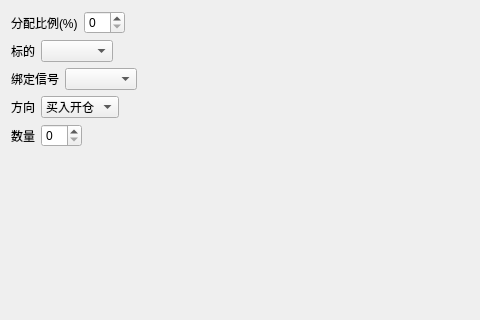
Above: ui/backtest_option_underlying.ui from fj11/backtesters before the change; both pictures show x 0 to 480 and y 0 to 320 of the 640 by 480 pixel window. Below: the same form after it.
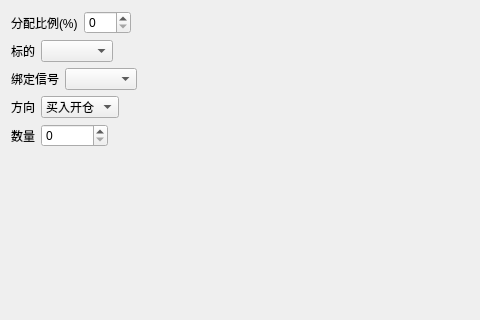
That is the form after the change.

Patch:
```diff
--- a/ui/backtest_option_underlying.ui
+++ b/ui/backtest_option_underlying.ui
@@ -24,7 +24,11 @@
       </widget>
      </item>
      <item>
-      <widget class="QSpinBox" name="ratio"/>
+      <widget class="QSpinBox" name="ratio">
+       <property name="maximum">
+        <number>100</number>
+       </property>
+      </widget>
      </item>
      <item>
       <spacer name="horizontalSpacer">
@@ -143,7 +147,11 @@
       </widget>
      </item>
      <item>
-      <widget class="QSpinBox" name="volume"/>
+      <widget class="QSpinBox" name="volume">
+       <property name="maximum">
+        <number>1000000</number>
+       </property>
+      </widget>
      </item>
      <item>
       <spacer name="horizontalSpacer_5">
```
